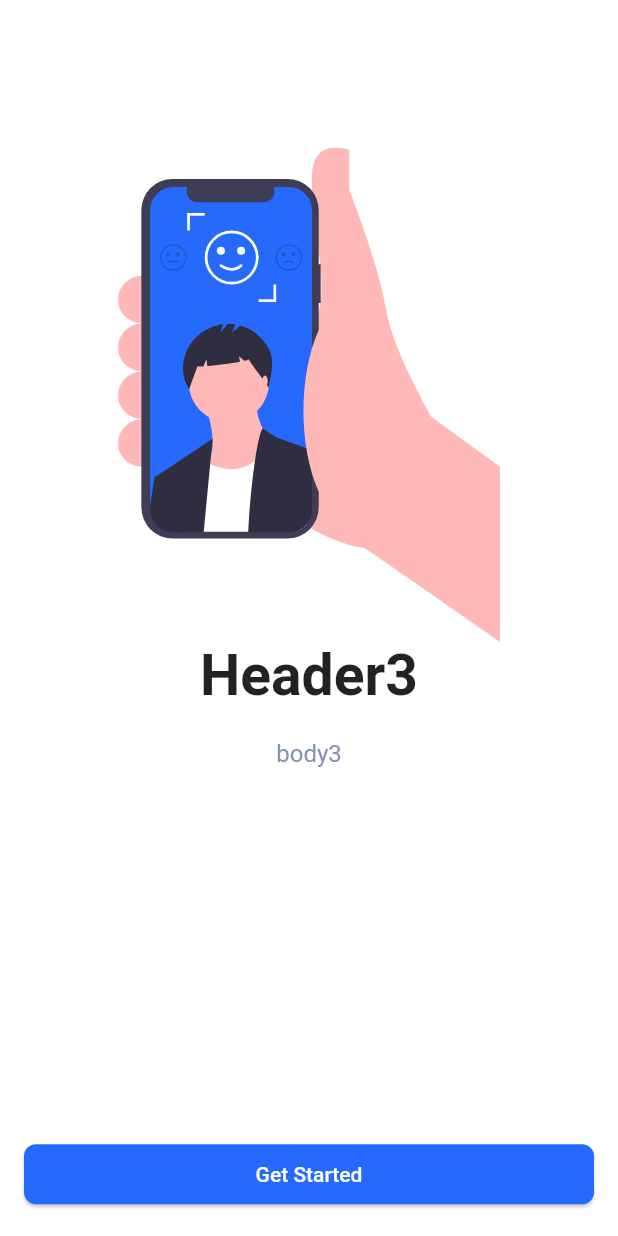
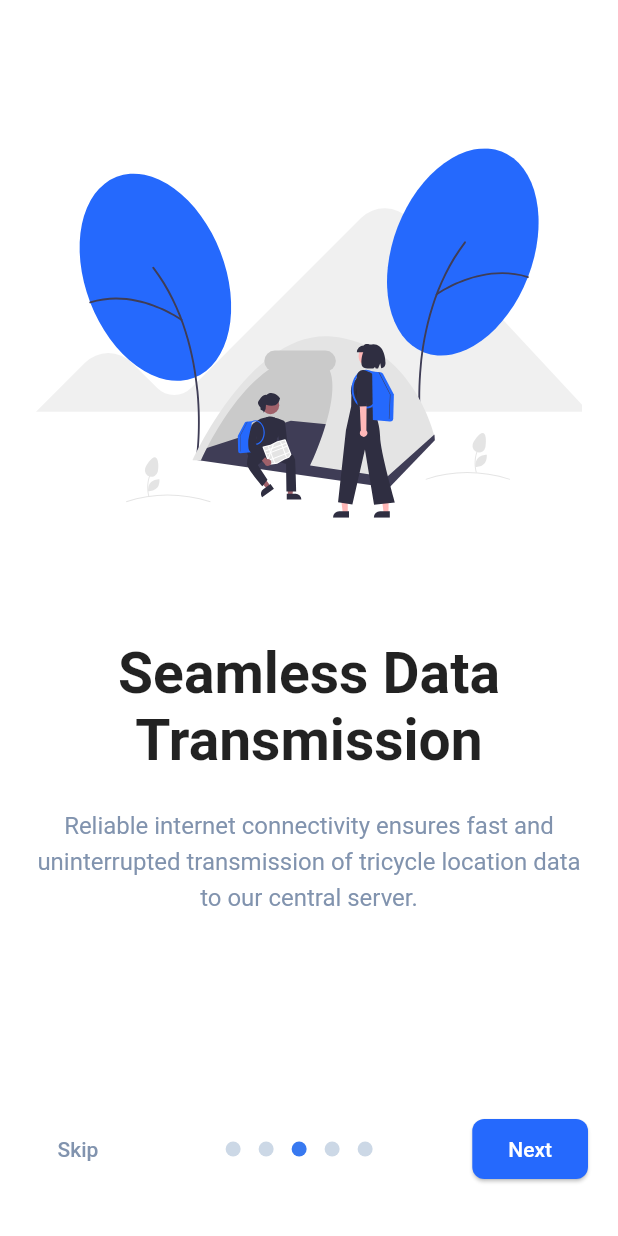
Before and after one commit to orbitsdev/trc_monitoring, a Flutter app: the screen it shows after launch, swiped to page 3, on a phone screen of 412 x 824 dp. Run offline on Flutter 3.47's test engine with Material 2 defaults, Android fonts, the light colour scheme and no system bars; drawn by our look-alikes of flutter_animate, smooth_page_indicator; our stand-ins replace cached_network_image, flutter_svg, get.

Commit message:
ui enhance

```diff
--- a/lib/database/boarding_seeder.dart
+++ b/lib/database/boarding_seeder.dart
@@ -18,7 +18,9 @@ class Boarding {
 
 List<Boarding> boardingContent = [
 
-    Boarding(image: 'image1',header: 'header1', body: 'body1',),
-    Boarding(image: 'image2',header: 'header2', body: 'body2',),
-    Boarding(image: 'image3',header: 'header3', body: 'body3',),
+    Boarding(image: 'board.svg',header: 'Accurate Tricycle Monitoring', body: 'Our goal is to provide accurate data on tricycle locations within Koronadal City, empowering decision-making and enhancing efficiency.',),
+    Boarding(image: 'board1.svg',header: 'Real-time Tracking', body: 'Stay updated with the precise locations of tricycles in Koronadal City using our advanced GPS technology.',),
+    Boarding(image: 'board2.svg',header: 'Seamless Data Transmission', body: 'Reliable internet connectivity ensures fast and uninterrupted transmission of tricycle location data to our central server.',),
+    Boarding(image: 'board3.svg',header: 'Transparent Fare Matrix', body: 'Access our fare matrix to estimate fares accurately based on the distance traveled, ensuring fairness and convenience.',),
+    Boarding(image: 'board4.svg',header: 'Join Us Today!', body: 'Experience the benefits of accurate tricycle monitoring for better decision-making and enhanced efficiency in Koronadal City.',),
 ];
--- a/lib/main.dart
+++ b/lib/main.dart
@@ -1,6 +1,7 @@
 import 'package:flutter/material.dart';
 import 'package:get/get.dart';
 import 'package:trcmapping/utils/themes/app_color.dart';
+import 'package:trcmapping/views/auth/login_screen.dart';
 import 'package:trcmapping/views/start/boarding_screen.dart';
 
 Future<void> main() async  {
@@ -38,7 +39,8 @@ class _MyAppState extends State<MyApp> {
       ),
       home: const BoardingScreen(),
       getPages: [
-        GetPage(name: '/boarding', page: ()=> const BoardingScreen())
+        GetPage(name: '/boarding', page: ()=> const BoardingScreen()),
+        GetPage(name: '/login', page: ()=> const LoginScreen() , transition:  Transition.cupertino),
       ],
     );
   }
--- a/lib/utils/themes/ap_constants.dart
+++ b/lib/utils/themes/ap_constants.dart
@@ -2,7 +2,7 @@
 
 import 'package:flutter/material.dart';
 
-double padding = 16;
+double padding = 34;
 
 
 TextStyle bodyText = TextStyle(fontSize: 16,);
--- /dev/null
+++ b/lib/views/auth/login_screen.dart
@@ -0,0 +1,20 @@
+
+
+import 'package:flutter/material.dart';
+
+class LoginScreen extends StatefulWidget {
+  const LoginScreen({ Key? key }) : super(key: key);
+
+  @override
+  _LoginScreenState createState() => _LoginScreenState();
+}
+
+class _LoginScreenState extends State<LoginScreen> {
+  @override
+  Widget build(BuildContext context) {
+    return Scaffold(
+
+      body: Container(),
+    );
+  }
+}
--- a/lib/views/start/boarding_screen.dart
+++ b/lib/views/start/boarding_screen.dart
@@ -3,10 +3,12 @@
 
 import 'package:flutter/material.dart';
 import 'package:flutter_animate/flutter_animate.dart';
+import 'package:get/get.dart';
 import 'package:smooth_page_indicator/smooth_page_indicator.dart';
 import 'package:trcmapping/database/boarding_seeder.dart';
 import 'package:trcmapping/utils/themes/ap_constants.dart';
 import 'package:trcmapping/utils/themes/app_color.dart';
+import 'package:trcmapping/views/auth/login_screen.dart';
 import 'package:trcmapping/widgets/boarding_content_builder.dart';
 
 class BoardingScreen extends StatefulWidget {
@@ -31,7 +33,7 @@ class _BoardingScreenState extends State<BoardingScreen> {
         _pagecontroler.nextPage(duration: const Duration(milliseconds: 600), curve: Curves.easeIn);
       }else{
         // SharedPreferencesManager.setShowOnBoarding(true);
-        // Get.off(()=> const HomeScreen());
+        Get.off(()=> const LoginScreen());
       }
   }
 
@@ -57,7 +59,7 @@ class _BoardingScreenState extends State<BoardingScreen> {
       bottomSheet: Container(
 
         width:double.infinity,
-        padding: EdgeInsets.all(padding),
+        padding: const EdgeInsets.symmetric(horizontal: 20, vertical: 34),
         constraints:  BoxConstraints(
           minHeight: MediaQuery.of(context).size.height * 0.10,
         ),
@@ -67,7 +69,7 @@ class _BoardingScreenState extends State<BoardingScreen> {
         child: Row(
           mainAxisAlignment: MainAxisAlignment.spaceBetween,
           children: [
-            if(!isLastIndex)TextButton(onPressed: skip, child: const Text('Skip', style: TextStyle(color:AppColor.fontColor1))).animate().fadeIn(),
+            if(!isLastIndex)TextButton(onPressed: skip, child: const Text('Skip', style: TextStyle(color:AppColor.fontColor1))).animate().fadeIn(duration: const Duration(milliseconds: 1300)),
             if(!isLastIndex)  SmoothPageIndicator(
                   onDotClicked: (index) => _pagecontroler.animateToPage(index, duration: const Duration(milliseconds: 600), curve: Curves.easeIn),
                 controller: _pagecontroler,
@@ -76,23 +78,22 @@ class _BoardingScreenState extends State<BoardingScreen> {
                   spacing: 12,
                   activeDotColor: AppColor.lightBlue,
                   dotColor : AppColor.dotColor,
-
                   dotHeight: 10,
                   dotWidth: 10,
 
                 ),
-              ).animate().fadeIn(),
+              ).animate().fadeIn(duration: const Duration(milliseconds: 1300)),
           if(!isLastIndex) ElevatedButton(
                style: ElevatedButton.styleFrom(
                 padding: const EdgeInsets.symmetric(horizontal: 24,),
                ),
-              onPressed: next, child:  Text( isLastIndex ? 'Continue'.toUpperCase() : 'Next').animate().fadeIn()),
+              onPressed: next, child:  Text( isLastIndex ? 'Continue'.toUpperCase() : 'Next').animate().fadeIn(duration: const Duration(milliseconds: 1300))),
           if(isLastIndex) Expanded(
             child: ElevatedButton(
                  style: ElevatedButton.styleFrom(
                   padding: const EdgeInsets.symmetric(horizontal: 24,),
                  ),
-                onPressed: next, child: const  Text('Get Started')).animate().fadeIn(),
+                onPressed: next, child: const  Text('Get Started')).animate().fadeIn(duration: const Duration(milliseconds: 1300)),
           )
           ],
         ),
--- a/lib/widgets/boarding_content_builder.dart
+++ b/lib/widgets/boarding_content_builder.dart
@@ -1,6 +1,7 @@
 
 
 import 'package:flutter/material.dart';
+import 'package:flutter_animate/flutter_animate.dart';
 import 'package:flutter_svg/flutter_svg.dart';
 
 import 'package:trcmapping/database/boarding_seeder.dart';
@@ -24,21 +25,26 @@ class BoardingContentBuilder extends StatelessWidget {
       child: Container(
         color:Colors.white,
         child: SingleChildScrollView(
-          padding: EdgeInsets.only(bottom: MediaQuery.of(context).size.height * 0.10, right: 16, left: 16,top: 16),
+          padding: EdgeInsets.only(bottom: MediaQuery.of(context).size.height * 0.10, right: 24, left: 24,top: 16),
           child: Column(
             mainAxisSize: MainAxisSize.max,
             mainAxisAlignment : MainAxisAlignment.center,
+            crossAxisAlignment : CrossAxisAlignment.center,
             children: [
-              V(MediaQuery.of(context).size.height * 0.10),
+              V(MediaQuery.of(context).size.height * 0.05),
              SvgPicture.asset(
                 height:MediaQuery.of(context).size.height * 0.40,
-              'assets/images/sentiment.svg',
-            ),
-              Text(capitalize(boarding.header), style: const TextStyle(fontSize: 38, fontWeight: FontWeight.bold )),
+              Asset.public('images/${boarding.image}'),
+            ).animate().moveY(begin: -30, end: 0,curve: Curves.easeInOut, duration: const Duration(seconds: 1)).fadeIn(),
+              const V(40),
+              Text(capitalize(boarding.header), style: const TextStyle(fontSize: 38, fontWeight: FontWeight.bold ),  textAlign: TextAlign.center,).animate().moveX(begin: 20, end: 0,curve: Curves.easeInOut, duration: const Duration(milliseconds: 1300)).fadeIn(),
               const V(20),
               Text(boarding.body, style: bodyText.copyWith(
                 color: AppColor.fontColor1,
-              )),
+                height: 1.5,
+              ),
+                textAlign: TextAlign.center,
+              ).animate().moveY(begin: 30, end: 0,curve: Curves.easeInOut, duration: const Duration(seconds: 1)).fadeIn(),
             ],
 
           ),
```
Also changed, not shown: assets/images/board.svg (renamed from assets/images/sentiment.svg), assets/images/board1.svg (added), assets/images/board2.svg (added), assets/images/board3.svg (added), assets/images/board4.svg (added).
